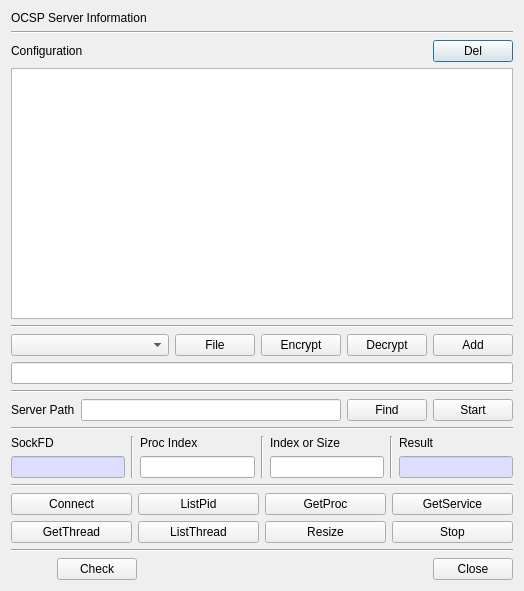
Before: the Qt Designer form CertMan/pki_srv_dlg.ui in jykim74/CertMan, drawn with Qt 5.
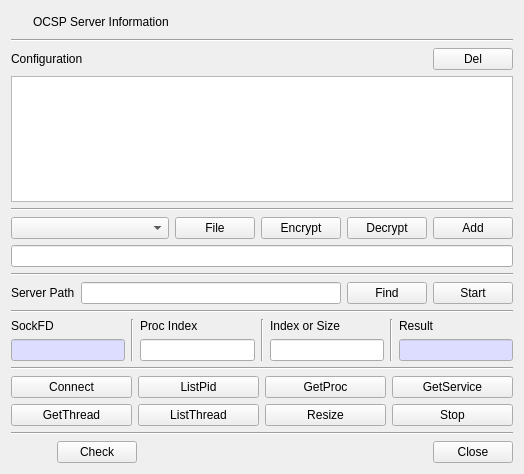
After: the same form once the commit is applied. Icons and pictures are not drawn.

```diff
--- a/CertMan/pki_srv_dlg.ui
+++ b/CertMan/pki_srv_dlg.ui
@@ -7,7 +7,7 @@
     <x>0</x>
     <y>0</y>
     <width>524</width>
-    <height>591</height>
+    <height>474</height>
    </rect>
   </property>
   <property name="windowTitle">
@@ -15,11 +15,44 @@
   </property>
   <layout class="QVBoxLayout" name="verticalLayout">
    <item>
-    <widget class="QLabel" name="mTitleLabel">
-     <property name="text">
-      <string>OCSP Server Information</string>
+    <layout class="QGridLayout" name="gridLayout_7">
+     <property name="topMargin">
+      <number>0</number>
      </property>
-    </widget>
+     <item row="0" column="1">
+      <widget class="QLabel" name="mTitleLabel">
+       <property name="text">
+        <string>OCSP Server Information</string>
+       </property>
+      </widget>
+     </item>
+     <item row="0" column="0">
+      <widget class="QPushButton" name="pushButton">
+       <property name="minimumSize">
+        <size>
+         <width>16</width>
+         <height>0</height>
+        </size>
+       </property>
+       <property name="maximumSize">
+        <size>
+         <width>16</width>
+         <height>16777215</height>
+        </size>
+       </property>
+       <property name="text">
+        <string/>
+       </property>
+       <property name="icon">
+        <iconset resource="certman.qrc">
+         <normaloff>:/images/config.png</normaloff>:/images/config.png</iconset>
+       </property>
+       <property name="flat">
+        <bool>true</bool>
+       </property>
+      </widget>
+     </item>
+    </layout>
    </item>
    <item>
     <widget class="Line" name="line">
```
